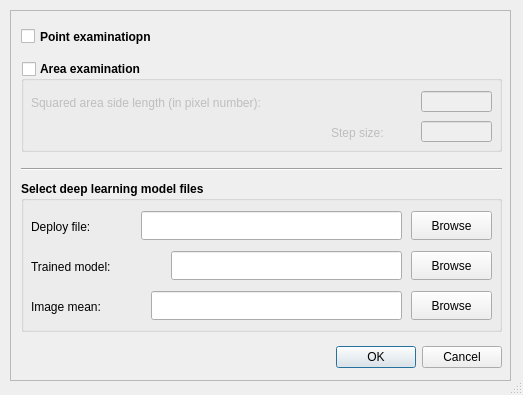
Old version of the form hackathon/MK/Neurite_Instructor/Neurite_Instructor.ui in the repository Vaa3D/vaa3d_tools.
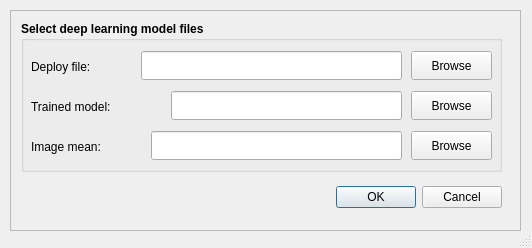
New version of the form.

Commit message: NeuronExaminer: enabled SWC push back

The edit to the form file:
```diff
--- a/hackathon/MK/Neurite_Instructor/Neurite_Instructor.ui
+++ b/hackathon/MK/Neurite_Instructor/Neurite_Instructor.ui
@@ -6,8 +6,8 @@
    <rect>
     <x>0</x>
     <y>0</y>
-    <width>523</width>
-    <height>395</height>
+    <width>532</width>
+    <height>248</height>
    </rect>
   </property>
   <property name="windowTitle">
@@ -24,8 +24,8 @@
     <rect>
      <x>10</x>
      <y>10</y>
-     <width>501</width>
-     <height>371</height>
+     <width>511</width>
+     <height>221</height>
     </rect>
    </property>
    <property name="autoFillBackground">
@@ -38,22 +38,22 @@
     <enum>Qt::ScrollBarAsNeeded</enum>
    </property>
    <property name="widgetResizable">
-    <bool>true</bool>
+    <bool>false</bool>
    </property>
    <widget class="QWidget" name="scrollAreaWidgetContents">
     <property name="geometry">
      <rect>
       <x>0</x>
       <y>0</y>
-      <width>499</width>
-      <height>369</height>
+      <width>509</width>
+      <height>219</height>
      </rect>
     </property>
     <widget class="QDialogButtonBox" name="buttonBox">
      <property name="geometry">
       <rect>
        <x>290</x>
-       <y>330</y>
+       <y>170</y>
        <width>201</width>
        <height>32</height>
       </rect>
@@ -65,150 +65,11 @@
       <set>QDialogButtonBox::Cancel|QDialogButtonBox::Ok</set>
      </property>
     </widget>
-    <widget class="QCheckBox" name="checkBox">
-     <property name="geometry">
-      <rect>
-       <x>10</x>
-       <y>10</y>
-       <width>221</width>
-       <height>31</height>
-      </rect>
-     </property>
-     <property name="font">
-      <font>
-       <weight>75</weight>
-       <bold>true</bold>
-      </font>
-     </property>
-     <property name="text">
-      <string>Point examinatiopn</string>
-     </property>
-    </widget>
-    <widget class="QGroupBox" name="groupBox">
-     <property name="geometry">
-      <rect>
-       <x>10</x>
-       <y>50</y>
-       <width>481</width>
-       <height>91</height>
-      </rect>
-     </property>
-     <property name="font">
-      <font>
-       <weight>75</weight>
-       <bold>true</bold>
-      </font>
-     </property>
-     <property name="title">
-      <string>Area examination</string>
-     </property>
-     <property name="checkable">
-      <bool>true</bool>
-     </property>
-     <property name="checked">
-      <bool>false</bool>
-     </property>
-     <widget class="QLabel" name="label_4">
-      <property name="enabled">
-       <bool>true</bool>
-      </property>
-      <property name="geometry">
-       <rect>
-        <x>10</x>
-        <y>30</y>
-        <width>391</width>
-        <height>24</height>
-       </rect>
-      </property>
-      <property name="font">
-       <font>
-        <weight>50</weight>
-        <bold>false</bold>
-       </font>
-      </property>
-      <property name="text">
-       <string>Squared area side length (in pixel number):</string>
-      </property>
-     </widget>
-     <widget class="QLabel" name="label_5">
-      <property name="enabled">
-       <bool>true</bool>
-      </property>
-      <property name="geometry">
-       <rect>
-        <x>310</x>
-        <y>60</y>
-        <width>101</width>
-        <height>24</height>
-       </rect>
-      </property>
-      <property name="font">
-       <font>
-        <weight>50</weight>
-        <bold>false</bold>
-       </font>
-      </property>
-      <property name="text">
-       <string>Step size:</string>
-      </property>
-     </widget>
-     <widget class="QLineEdit" name="lineEdit_9">
-      <property name="enabled">
-       <bool>true</bool>
-      </property>
-      <property name="geometry">
-       <rect>
-        <x>400</x>
-        <y>30</y>
-        <width>71</width>
-        <height>21</height>
-       </rect>
-      </property>
-      <property name="font">
-       <font>
-        <weight>50</weight>
-        <bold>false</bold>
-       </font>
-      </property>
-     </widget>
-     <widget class="QLineEdit" name="lineEdit_10">
-      <property name="enabled">
-       <bool>true</bool>
-      </property>
-      <property name="geometry">
-       <rect>
-        <x>400</x>
-        <y>60</y>
-        <width>71</width>
-        <height>21</height>
-       </rect>
-      </property>
-      <property name="font">
-       <font>
-        <weight>50</weight>
-        <bold>false</bold>
-       </font>
-      </property>
-     </widget>
-    </widget>
-    <widget class="Line" name="line">
-     <property name="geometry">
-      <rect>
-       <x>10</x>
-       <y>150</y>
-       <width>481</width>
-       <height>16</height>
-      </rect>
-     </property>
-     <property name="orientation">
-      <enum>Qt::Horizontal</enum>
-     </property>
-    </widget>
     <widget class="QGroupBox" name="groupBox_2">
      <property name="geometry">
       <rect>
        <x>10</x>
-       <y>170</y>
+       <y>10</y>
        <width>481</width>
        <height>151</height>
       </rect>
```
Left out of the diff: 86 changed lines with no effect on the pictures. The commit also changes 7 other files.
